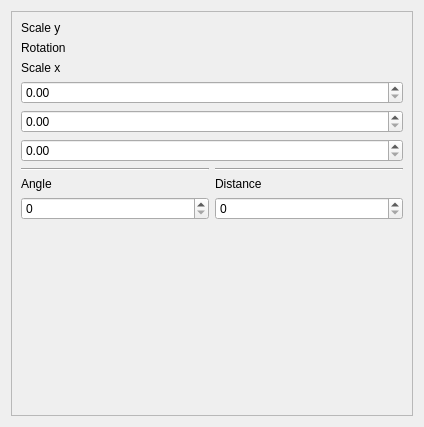
Above: ui/uifiles/editors/light.ui from timofey260/RWE-Sharp before the change. Below: the same form after it.
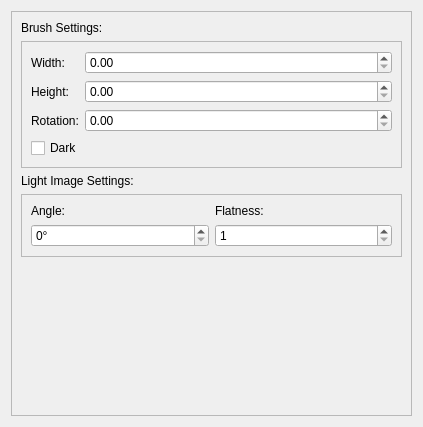
That is the form after the change.

```diff
--- a/ui/uifiles/editors/light.ui
+++ b/ui/uifiles/editors/light.ui
@@ -6,7 +6,7 @@
    <rect>
     <x>0</x>
     <y>0</y>
-    <width>424</width>
+    <width>423</width>
     <height>427</height>
    </rect>
   </property>
@@ -24,78 +24,151 @@
        <rect>
         <x>0</x>
         <y>0</y>
-        <width>404</width>
-        <height>407</height>
+        <width>407</width>
+        <height>411</height>
        </rect>
       </property>
       <layout class="QVBoxLayout" name="verticalLayout_2">
        <item>
         <widget class="QLabel" name="label_9">
          <property name="text">
-          <string>Scale y</string>
+          <string>Brush Settings:</string>
          </property>
         </widget>
        </item>
        <item>
-        <widget class="QLabel" name="label_10">
-         <property name="text">
-          <string>Rotation</string>
+        <widget class="QFrame" name="frame">
+         <property name="frameShape">
+          <enum>QFrame::Shape::StyledPanel</enum>
          </property>
+         <property name="frameShadow">
+          <enum>QFrame::Shadow::Raised</enum>
+         </property>
+         <layout class="QVBoxLayout" name="verticalLayout_4">
+          <item>
+           <layout class="QGridLayout" name="gridLayout_2">
+            <item row="2" column="1">
+             <widget class="QDoubleSpinBox" name="Rotation_2">
+              <property name="sizePolicy">
+               <sizepolicy hsizetype="Expanding" vsizetype="Fixed">
+                <horstretch>0</horstretch>
+                <verstretch>0</verstretch>
+               </sizepolicy>
+              </property>
+             </widget>
+            </item>
+            <item row="1" column="0">
+             <widget class="QLabel" name="label_11">
+              <property name="text">
+               <string>Height:</string>
+              </property>
+             </widget>
+            </item>
+            <item row="0" column="1">
+             <widget class="QDoubleSpinBox" name="Width_2">
+              <property name="sizePolicy">
+               <sizepolicy hsizetype="Expanding" vsizetype="Fixed">
+                <horstretch>0</horstretch>
+                <verstretch>0</verstretch>
+               </sizepolicy>
+              </property>
+             </widget>
+            </item>
+            <item row="1" column="1">
+             <widget class="QDoubleSpinBox" name="Height_2">
+              <property name="sizePolicy">
+               <sizepolicy hsizetype="Expanding" vsizetype="Fixed">
+                <horstretch>0</horstretch>
+                <verstretch>0</verstretch>
+               </sizepolicy>
+              </property>
+             </widget>
+            </item>
+            <item row="2" column="0">
+             <widget class="QLabel" name="label_15">
+              <property name="text">
+               <string>Rotation:</string>
+              </property>
+             </widget>
+            </item>
+            <item row="0" column="0">
+             <widget class="QLabel" name="label_14">
+              <property name="text">
+               <string>Width:</string>
+              </property>
+             </widget>
+            </item>
+           </layout>
+          </item>
+          <item>
+           <widget class="QCheckBox" name="Dark">
+            <property name="text">
+             <string>Dark</string>
+            </property>
+           </widget>
+          </item>
+         </layout>
         </widget>
        </item>
        <item>
         <widget class="QLabel" name="label_8">
          <property name="text">
-          <string>Scale x</string>
+          <string>Light Image Settings:</string>
          </property>
         </widget>
        </item>
        <item>
-        <widget class="QDoubleSpinBox" name="doubleSpinBox_2"/>
-       </item>
-       <item>
-        <widget class="QDoubleSpinBox" name="doubleSpinBox_3"/>
-       </item>
-       <item>
-        <widget class="QDoubleSpinBox" name="doubleSpinBox"/>
-       </item>
-       <item>
-        <layout class="QGridLayout" name="gridLayout_7">
-         <item row="2" column="0">
-          <widget class="QSpinBox" name="spinBox"/>
-         </item>
-         <item row="1" column="1">
-          <widget class="QLabel" name="label_13">
-           <property name="text">
-            <string>Distance</string>
-           </property>
-          </widget>
-         </item>
-         <item row="2" column="1">
-          <widget class="QSpinBox" name="spinBox_2"/>
-         </item>
-         <item row="0" column="1">
-          <widget class="Line" name="line_2">
-           <property name="orientation">
-            <enum>Qt::Orientation::Horizontal</enum>
-           </property>
-          </widget>
-         </item>
-         <item row="1" column="0">
-          <widget class="QLabel" name="label_12">
-           <property name="text">
-            <string>Angle</string>
-           </property>
-          </widget>
-         </item>
-         <item row="0" column="0">
-          <widget class="Line" name="line">
-           <property name="orientation">
-            <enum>Qt::Orientation::Horizontal</enum>
-           </property>
-          </widget>
-         </item>
-        </layout>
+        <widget class="QFrame" name="frame_2">
+         <property name="frameShape">
+          <enum>QFrame::Shape::StyledPanel</enum>
+         </property>
+         <property name="frameShadow">
+          <enum>QFrame::Shadow::Raised</enum>
+         </property>
+         <layout class="QVBoxLayout" name="verticalLayout_3">
+          <item>
+           <layout class="QGridLayout" name="gridLayout_7">
+            <item row="0" column="0">
+             <widget class="QLabel" name="label_12">
+              <property name="text">
+               <string>Angle:</string>
+              </property>
+             </widget>
+            </item>
+            <item row="1" column="0">
+             <widget class="QSpinBox" name="Angle">
+              <property name="suffix">
+               <string>°</string>
+              </property>
+              <property name="maximum">
+               <number>360</number>
+              </property>
+              <property name="stepType">
+               <enum>QAbstractSpinBox::StepType::DefaultStepType</enum>
+              </property>
+             </widget>
+            </item>
+            <item row="0" column="1">
+             <widget class="QLabel" name="label_13">
+              <property name="text">
+               <string>Flatness:</string>
+              </property>
+             </widget>
+            </item>
+            <item row="1" column="1">
+             <widget class="QSpinBox" name="Flatness">
+              <property name="minimum">
+               <number>1</number>
+              </property>
+              <property name="maximum">
+               <number>10</number>
+              </property>
+             </widget>
+            </item>
+           </layout>
+          </item>
+         </layout>
+        </widget>
        </item>
        <item>
         <spacer name="verticalSpacer_5">
```
Left out of the diff: 4 changed lines with no effect on the pictures.
